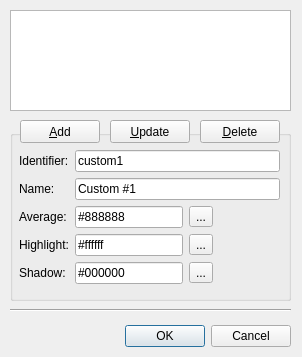
The window that customranges.ui (irydacea/wespal) describes before a commit, drawn with Qt 5.
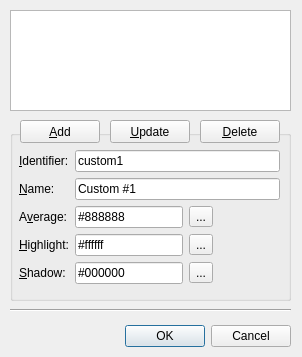
The same window after the commit.

Commit message: CustomRanges: assign buddies and keyboard accels

Patch:
```diff
--- a/customranges.ui
+++ b/customranges.ui
@@ -118,7 +118,10 @@
      <item row="0" column="0">
       <widget class="QLabel" name="label">
        <property name="text">
-        <string>Identifier:</string>
+        <string>&amp;Identifier:</string>
+       </property>
+       <property name="buddy">
+        <cstring>leId</cstring>
        </property>
       </widget>
      </item>
@@ -132,7 +135,10 @@
      <item row="1" column="0">
       <widget class="QLabel" name="label_2">
        <property name="text">
-        <string>Name:</string>
+        <string>&amp;Name:</string>
+       </property>
+       <property name="buddy">
+        <cstring>leName</cstring>
        </property>
       </widget>
      </item>
@@ -146,7 +152,10 @@
      <item row="2" column="0">
       <widget class="QLabel" name="label_3">
        <property name="text">
-        <string>Average:</string>
+        <string>A&amp;verage:</string>
+       </property>
+       <property name="buddy">
+        <cstring>leAvg</cstring>
        </property>
       </widget>
      </item>
@@ -171,7 +180,10 @@
      <item row="3" column="0">
       <widget class="QLabel" name="label_4">
        <property name="text">
-        <string>Highlight:</string>
+        <string>&amp;Highlight:</string>
+       </property>
+       <property name="buddy">
+        <cstring>leMax</cstring>
        </property>
       </widget>
      </item>
@@ -196,7 +208,10 @@
      <item row="4" column="0">
       <widget class="QLabel" name="label_5">
        <property name="text">
-        <string>Shadow:</string>
+        <string>&amp;Shadow:</string>
+       </property>
+       <property name="buddy">
+        <cstring>leMin</cstring>
        </property>
       </widget>
      </item>
```
